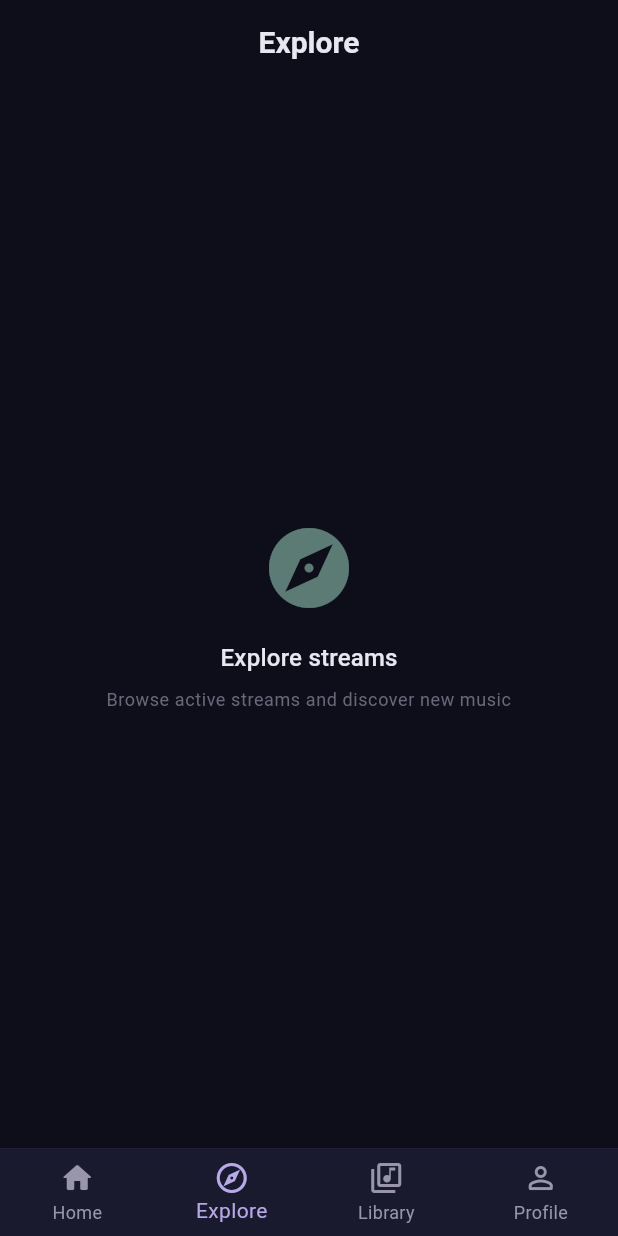
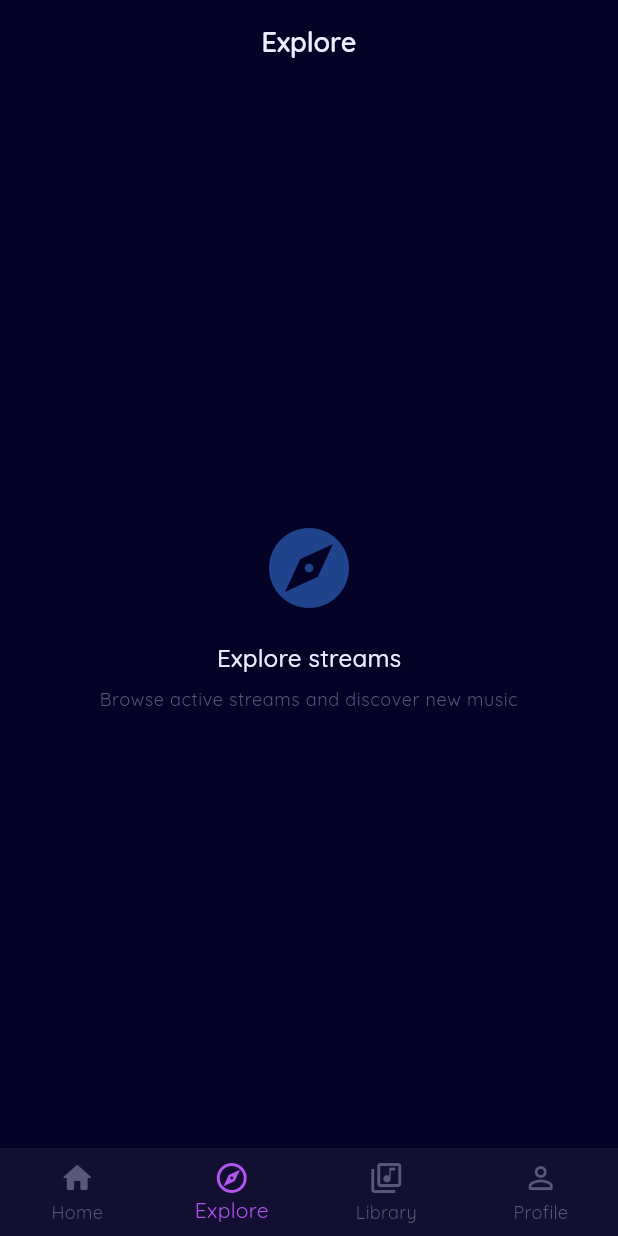
Before and after one commit to azat44/Lullify_Frontend, a Flutter app: the screen it shows after launch, item 2 of the bottom bar chosen, on a phone screen of 412 x 824 dp. Run offline on Flutter 3.47's test engine with Material 3 defaults, Android fonts, the phone set to English and light mode, and no system bars; our stand-ins replace equatable, flutter_riverpod, go_router, google_fonts.

Commit message:
updated color theme

```diff
--- a/lib/core/theme/app_colors.dart
+++ b/lib/core/theme/app_colors.dart
@@ -3,23 +3,62 @@ import 'package:flutter/material.dart';
 class AppColors {
   AppColors._();
 
-  static const Color background = Color(0xFF0E0E1A);
-  static const Color deepNight = Color(0xFF0A0A14);
-  static const Color surface = Color(0xFF1A1A2E);
-  static const Color surfaceLight = Color(0xFF242440);
+  // ── Fonds ──────────────────────────────────────────────
+  static const Color background   = Color(0xFF040325);
+  static const Color deepNight    = Color(0xFF0A0820);
+  static const Color surface      = Color(0xFF120F30);
+  static const Color surfaceLight = Color(0xFF1C1840);
 
-  static const Color lavender = Color(0xFFB8A9E8);
-  static const Color softPink = Color(0xFFE8A9C8);
-  static const Color mintGreen = Color(0xFFA9E8D0);
-  static const Color warmYellow = Color(0xFFE8D8A9);
-  static const Color skyBlue = Color(0xFFA9C8E8);
+  // ── Palette vaporwave (ta GPL) ─────────────────────────
+  static const Color neonPink     = Color(0xFFFF8AC8);
+  static const Color hotPink      = Color(0xFFFF5FB8);
+  static const Color pink         = Color(0xFFFF3AA8);
+  static const Color magentaPink  = Color(0xFFE85AB0);
+  static const Color magenta      = Color(0xFFD44AE0);
+  static const Color violet       = Color(0xFFB455F0);
+  static const Color purple       = Color(0xFF9744EE);
+  static const Color deepViolet   = Color(0xFF8A36F0);
+  static const Color grape        = Color(0xFF8205DB);
+  static const Color deepGrape    = Color(0xFF6E0AD4);
+  static const Color deepPurple   = Color(0xFF4605EC);
+  static const Color electricBlue = Color(0xFF2045E2);
+  static const Color skyBlue      = Color(0xFF3B82F6);
+  static const Color neonCyan     = Color(0xFF55EFD5);
+  static const Color cyan         = Color(0xFF73EFF0);
+  static const Color lightCyan    = Color(0xFF9CF7F3);
 
-  static const Color textPrimary = Color(0xFFE8E6F0);
-  static const Color textSecondary = Color(0xFF9896A8);
-  static const Color textMuted = Color(0xFF6A687A);
+  // ── Raccourcis sémantiques ─────────────────────────────
+  static const Color primary    = violet;
+  static const Color secondary  = neonCyan;
+  static const Color accent     = neonPink;
 
-  static const Color error = Color(0xFFE87070);
-  static const Color success = Color(0xFF70E8A0);
+  // ── Texte ──────────────────────────────────────────────
+  static const Color textPrimary   = Color(0xFFEEECFF);
+  static const Color textSecondary = Color(0xFF9896C8);
+  static const Color textMuted     = Color(0xFF5A587A);
+
+  // ── États ──────────────────────────────────────────────
+  static const Color error   = hotPink;
+  static const Color success = neonCyan;
   static const Color warning = Color(0xFFE8C870);
-  static const Color live = Color(0xFFE87070);
+  static const Color live    = neonPink;
+
+  // ── Gradients vaporwave ────────────────────────────────
+  static const LinearGradient primaryGradient = LinearGradient(
+    colors: [violet, neonCyan],
+    begin: Alignment.topLeft,
+    end: Alignment.bottomRight,
+  );
+
+  static const LinearGradient pinkPurpleGradient = LinearGradient(
+    colors: [hotPink, deepViolet],
+    begin: Alignment.topLeft,
+    end: Alignment.bottomRight,
+  );
+
+  static const LinearGradient backgroundGradient = LinearGradient(
+    colors: [deepNight, surface],
+    begin: Alignment.topCenter,
+    end: Alignment.bottomCenter,
+  );
 }
--- a/lib/core/theme/app_theme.dart
+++ b/lib/core/theme/app_theme.dart
@@ -1,6 +1,7 @@
 import 'package:flutter/material.dart';
-import 'package:lullify_mobile/core/theme/app_colors.dart';
-import 'package:lullify_mobile/core/theme/app_typography.dart';
+import 'package:flutter/services.dart';
+import 'app_colors.dart';
+import 'app_typography.dart';
 
 class AppTheme {
   AppTheme._();
@@ -9,67 +10,143 @@ class AppTheme {
     return ThemeData(
       useMaterial3: true,
       brightness: Brightness.dark,
-      colorScheme: ColorScheme.dark(
-        primary: AppColors.lavender,
-        onPrimary: AppColors.deepNight,
-        secondary: AppColors.softPink,
+      colorScheme: const ColorScheme.dark(
+        primary: AppColors.violet,
+        onPrimary: Colors.white,
+        secondary: AppColors.neonCyan,
         onSecondary: AppColors.deepNight,
+        tertiary: AppColors.neonPink,
+        onTertiary: Colors.white,
         surface: AppColors.surface,
         onSurface: AppColors.textPrimary,
-        error: AppColors.error,
+        error: AppColors.hotPink,
         onError: Colors.white,
       ),
       scaffoldBackgroundColor: AppColors.background,
       textTheme: AppTypography.textTheme,
+
       appBarTheme: const AppBarTheme(
         backgroundColor: Colors.transparent,
         elevation: 0,
         centerTitle: true,
-        titleTextStyle: TextStyle(
-          fontFamily: 'Quicksand',
-          fontSize: 20,
-          fontWeight: FontWeight.w600,
-          color: AppColors.textPrimary,
+        systemOverlayStyle: SystemUiOverlayStyle(
+          statusBarColor: Colors.transparent,
+          statusBarIconBrightness: Brightness.light,
         ),
         iconTheme: IconThemeData(color: AppColors.textPrimary),
       ),
+
       bottomNavigationBarTheme: const BottomNavigationBarThemeData(
         backgroundColor: AppColors.surface,
-        selectedItemColor: AppColors.lavender,
-        unselectedItemColor: AppColors.textSecondary,
+        selectedItemColor: AppColors.violet,
+        unselectedItemColor: AppColors.textMuted,
         type: BottomNavigationBarType.fixed,
         elevation: 0,
       ),
+
+      // NavigationBar (Material 3)
+      navigationBarTheme: NavigationBarThemeData(
+        backgroundColor: AppColors.surface,
+        indicatorColor: AppColors.violet.withOpacity(0.25),
+        iconTheme: WidgetStateProperty.resolveWith((states) {
+          if (states.contains(WidgetState.selected)) {
+            return const IconThemeData(color: AppColors.violet);
+          }
+          return const IconThemeData(color: AppColors.textMuted);
+        }),
+        labelTextStyle: WidgetStateProperty.resolveWith((states) {
+          if (states.contains(WidgetState.selected)) {
+            return const TextStyle(
+              color: AppColors.violet,
+              fontSize: 12,
+              fontWeight: FontWeight.w600,
+            );
+          }
+          return const TextStyle(
+            color: AppColors.textMuted,
+            fontSize: 12,
+          );
+        }),
+      ),
+
       cardTheme: CardThemeData(
         color: AppColors.surface,
         elevation: 0,
         shape: RoundedRectangleBorder(
           borderRadius: BorderRadius.circular(16),
+          side: BorderSide(
+            color: AppColors.violet.withOpacity(0.2),
+            width: 1,
+          ),
         ),
       ),
+
       elevatedButtonTheme: ElevatedButtonThemeData(
         style: ElevatedButton.styleFrom(
-          backgroundColor: AppColors.lavender,
-          foregroundColor: AppColors.deepNight,
+          backgroundColor: AppColors.violet,
+          foregroundColor: Colors.white,
+          padding: const EdgeInsets.symmetric(horizontal: 24, vertical: 14),
+          shape: RoundedRectangleBorder(
+            borderRadius: BorderRadius.circular(12),
+          ),
+          elevation: 0,
+        ),
+      ),
+
+      outlinedButtonTheme: OutlinedButtonThemeData(
+        style: OutlinedButton.styleFrom(
+          foregroundColor: AppColors.violet,
+          side: const BorderSide(color: AppColors.violet, width: 1.5),
           padding: const EdgeInsets.symmetric(horizontal: 24, vertical: 14),
           shape: RoundedRectangleBorder(
             borderRadius: BorderRadius.circular(12),
           ),
         ),
       ),
+
       inputDecorationTheme: InputDecorationTheme(
         filled: true,
-        fillColor: AppColors.surface,
+        fillColor: AppColors.surfaceLight,
         contentPadding: const EdgeInsets.symmetric(horizontal: 16, vertical: 14),
         border: OutlineInputBorder(
           borderRadius: BorderRadius.circular(12),
           borderSide: BorderSide.none,
         ),
+        enabledBorder: OutlineInputBorder(
+          borderRadius: BorderRadius.circular(12),
+          borderSide: BorderSide(
+            color: AppColors.violet.withOpacity(0.3),
+            width: 1,
+          ),
+        ),
         focusedBorder: OutlineInputBorder(
           borderRadius: BorderRadius.circular(12),
-          borderSide: const BorderSide(color: AppColors.lavender, width: 1.5),
+          borderSide: const BorderSide(color: AppColors.neonCyan, width: 1.5),
         ),
-        hintStyle: const TextStyle(color: AppColors.textSecondary),
+        errorBorder: OutlineInputBorder(
+          borderRadius: BorderRadius.circular(12),
+          borderSide: const BorderSide(color: AppColors.hotPink, width: 1.5),
+        ),
+        hintStyle: const TextStyle(color: AppColors.textMuted),
+        prefixIconColor: AppColors.textSecondary,
+        suffixIconColor: AppColors.textSecondary,
+      ),
+
+      dividerTheme: DividerThemeData(
+        color: AppColors.violet.withOpacity(0.15),
+        thickness: 1,
+      ),
+
+      iconTheme: const IconThemeData(
+        color: AppColors.textSecondary,
+      ),
+
+      chipTheme: ChipThemeData(
+        backgroundColor: AppColors.surfaceLight,
+        selectedColor: AppColors.violet.withOpacity(0.3),
+        labelStyle: const TextStyle(color: AppColors.textPrimary, fontSize: 12),
+        side: BorderSide(color: AppColors.violet.withOpacity(0.3)),
+        shape: RoundedRectangleBorder(borderRadius: BorderRadius.circular(8)),
       ),
     );
   }
--- a/lib/core/theme/app_typography.dart
+++ b/lib/core/theme/app_typography.dart
@@ -1,77 +1,67 @@
 import 'package:flutter/material.dart';
-import 'package:lullify_mobile/core/theme/app_colors.dart';
+import 'package:google_fonts/google_fonts.dart';
+import 'app_colors.dart';
 
 class AppTypography {
   AppTypography._();
 
-  static const String _fontFamily = 'Quicksand';
-
+  // Quicksand pour le corps — lisible et doux
+  // VT323 pour les titres display — pixel art / vaporwave
   static TextTheme get textTheme {
-    return const TextTheme(
-      displayLarge: TextStyle(
-        fontFamily: _fontFamily,
-        fontSize: 32,
+    return TextTheme(
+      displayLarge: GoogleFonts.vt323(
+        fontSize: 48,
+        fontWeight: FontWeight.w400,
+        color: AppColors.textPrimary,
+        letterSpacing: 2,
+      ),
+      displayMedium: GoogleFonts.vt323(
+        fontSize: 36,
+        fontWeight: FontWeight.w400,
+        color: AppColors.textPrimary,
+        letterSpacing: 1.5,
+      ),
+      headlineLarge: GoogleFonts.quicksand(
+        fontSize: 24,
         fontWeight: FontWeight.w700,
         color: AppColors.textPrimary,
-        letterSpacing: -0.5,
       ),
-      displayMedium: TextStyle(
-        fontFamily: _fontFamily,
-        fontSize: 28,
-        fontWeight: FontWeight.w600,
-        color: AppColors.textPrimary,
-        letterSpacing: -0.5,
-      ),
-      headlineLarge: TextStyle(
-        fontFamily: _fontFamily,
-        fontSize: 24,
-        fontWeight: FontWeight.w600,
-        color: AppColors.textPrimary,
-      ),
-      headlineMedium: TextStyle(
-        fontFamily: _fontFamily,
+      headlineMedium: GoogleFonts.quicksand(
         fontSize: 20,
         fontWeight: FontWeight.w600,
         color: AppColors.textPrimary,
       ),
-      titleLarge: TextStyle(
-        fontFamily: _fontFamily,
+      titleLarge: GoogleFonts.quicksand(
         fontSize: 18,
         fontWeight: FontWeight.w600,
         color: AppColors.textPrimary,
       ),
-      titleMedium: TextStyle(
-        fontFamily: _fontFamily,
+      titleMedium: GoogleFonts.quicksand(
         fontSize: 16,
         fontWeight: FontWeight.w500,
         color: AppColors.textPrimary,
       ),
-      bodyLarge: TextStyle(
-        fontFamily: _fontFamily,
+      bodyLarge: GoogleFonts.quicksand(
         fontSize: 16,
         fontWeight: FontWeight.w400,
         color: AppColors.textPrimary,
       ),
-      bodyMedium: TextStyle(
-        fontFamily: _fontFamily,
+      bodyMedium: GoogleFonts.quicksand(
         fontSize: 14,
         fontWeight: FontWeight.w400,
         color: AppColors.textSecondary,
       ),
-      bodySmall: TextStyle(
-        fontFamily: _fontFamily,
+      bodySmall: GoogleFonts.quicksand(
         fontSize: 12,
         fontWeight: FontWeight.w400,
         color: AppColors.textMuted,
       ),
-      labelLarge: TextStyle(
-        fontFamily: _fontFamily,
+      labelLarge: GoogleFonts.quicksand(
         fontSize: 14,
         fontWeight: FontWeight.w600,
         color: AppColors.textPrimary,
       ),
-      labelMedium: TextStyle(
-        fontFamily: _fontFamily,
+      labelMedium: GoogleFonts.quicksand(
         fontSize: 12,
         fontWeight: FontWeight.w500,
         color: AppColors.textSecondary,
--- a/lib/presentation/pages/explore/explore_page.dart
+++ b/lib/presentation/pages/explore/explore_page.dart
@@ -13,7 +13,7 @@ class ExplorePage extends StatelessWidget {
         child: Column(
           mainAxisSize: MainAxisSize.min,
           children: [
-            Icon(Icons.explore_rounded, size: 64, color: AppColors.mintGreen.withValues(alpha: 0.5)),
+            Icon(Icons.explore_rounded, size: 64, color: AppColors.skyBlue.withValues(alpha: 0.5)),
             const SizedBox(height: 16),
             Text('Explore streams', style: Theme.of(context).textTheme.titleMedium),
             const SizedBox(height: 8),
--- a/lib/presentation/pages/home/home_page.dart
+++ b/lib/presentation/pages/home/home_page.dart
@@ -25,7 +25,7 @@ class HomePage extends StatelessWidget {
                   child: Column(
                     mainAxisSize: MainAxisSize.min,
                     children: [
-                      Icon(Icons.radio_rounded, size: 64, color: AppColors.lavender.withValues(alpha: 0.5)),
+                      Icon(Icons.radio_rounded, size: 64, color: AppColors.violet.withValues(alpha: 0.5)),
                       const SizedBox(height: 16),
                       Text('No live streams yet', style: Theme.of(context).textTheme.titleMedium),
                       const SizedBox(height: 8),
--- a/lib/presentation/pages/library/library_page.dart
+++ b/lib/presentation/pages/library/library_page.dart
@@ -13,7 +13,7 @@ class LibraryPage extends StatelessWidget {
         child: Column(
           mainAxisSize: MainAxisSize.min,
           children: [
-            Icon(Icons.library_music_rounded, size: 64, color: AppColors.softPink.withValues(alpha: 0.5)),
+            Icon(Icons.library_music_rounded, size: 64, color: AppColors.neonPink.withValues(alpha: 0.5)),
             const SizedBox(height: 16),
             Text('Your library', style: Theme.of(context).textTheme.titleMedium),
             const SizedBox(height: 8),
--- a/lib/presentation/pages/profile/profile_page.dart
+++ b/lib/presentation/pages/profile/profile_page.dart
@@ -13,7 +13,7 @@ class ProfilePage extends StatelessWidget {
         child: Column(
           mainAxisSize: MainAxisSize.min,
           children: [
-            Icon(Icons.person_rounded, size: 64, color: AppColors.warmYellow.withValues(alpha: 0.5)),
+            Icon(Icons.person_rounded, size: 64, color: AppColors.neonCyan.withValues(alpha: 0.5)),
             const SizedBox(height: 16),
             Text('Not logged in', style: Theme.of(context).textTheme.titleMedium),
             const SizedBox(height: 8),
```
